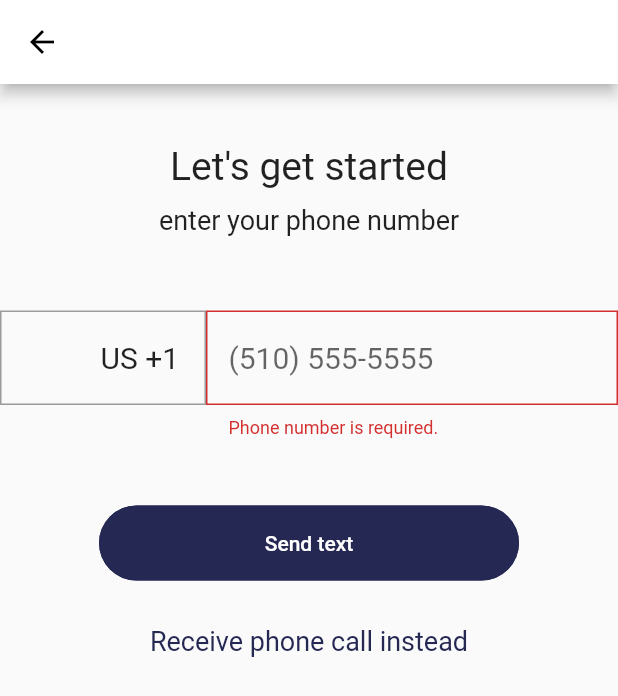
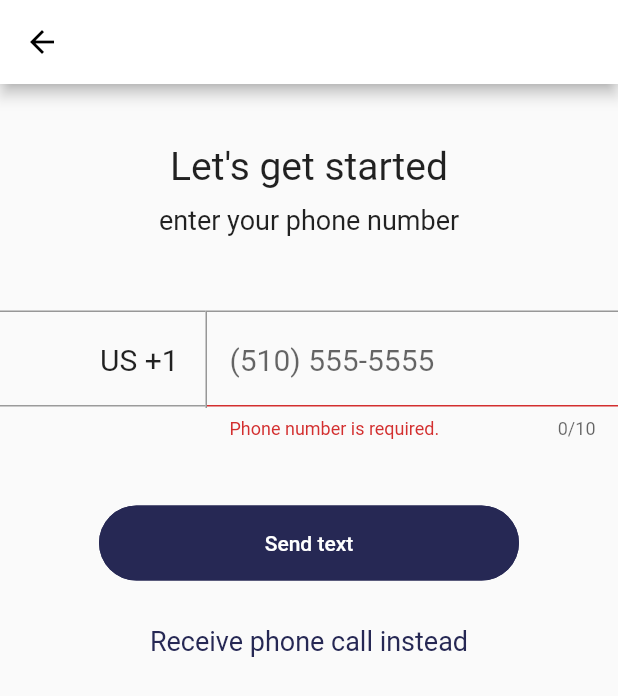
Before and after one commit to ekayy/alike_learning, a Flutter app: the SignUpPhoneScreen screen opened by its route, after a tap on "Send text", on a phone screen of 412 x 824 dp. Shown: the top 696 px of the screen. Run offline on Flutter 3.47's test engine with Material 2 defaults, Android fonts, the phone set to English and light mode, and no system bars; our stand-ins replace email_validator, flutter_masked_text, flutter_svg, pin_code_text_field.

Commit message:
Extract phone and country code inputs into own widgets

```diff
--- /dev/null
+++ b/lib/src/auth/input/country_code_input.dart
@@ -0,0 +1,51 @@
+import 'package:flutter/material.dart';
+
+class CountryCodeInput extends StatelessWidget {
+  final TextAlign textAlign;
+  final TextInputType keyboardType;
+  final Function onPress;
+  final TextEditingController controller;
+
+  const CountryCodeInput({
+    this.textAlign,
+    @required this.keyboardType,
+    @required this.onPress,
+    @required this.controller,
+  });
+
+  @override
+  Widget build(BuildContext context) {
+    return Expanded(
+      flex: 1,
+      child: Container(
+        padding: EdgeInsets.zero,
+        decoration: BoxDecoration(
+          border: Border(
+            top: const BorderSide(width: 1, color: Color(0xFF979797)),
+          ),
+        ),
+        child: TextFormField(
+          keyboardType: keyboardType,
+          controller: controller,
+          readOnly: true,
+          showCursor: false,
+          textAlign: textAlign,
+          decoration: InputDecoration(
+            focusedBorder: UnderlineInputBorder(
+              borderSide: const BorderSide(
+                width: 1,
+                color: const Color(0xFF979797),
+              ),
+            ),
+            contentPadding:
+                const EdgeInsets.only(left: 15, bottom: 20, top: 20, right: 15),
+          ),
+          style: const TextStyle(
+            fontSize: 20.0,
+          ),
+          onTap: this.onPress,
+        ),
+      ),
+    );
+  }
+}
--- /dev/null
+++ b/lib/src/auth/input/phone_input.dart
@@ -0,0 +1,64 @@
+import 'package:flutter/material.dart';
+import 'package:flutter/services.dart';
+
+class PhoneInput extends StatelessWidget {
+  final TextAlign textAlign;
+  final TextInputType keyboardType;
+  final Function onPress;
+  final TextEditingController controller;
+
+  const PhoneInput({
+    this.textAlign,
+    @required this.keyboardType,
+    @required this.onPress,
+    @required this.controller,
+  });
+
+  @override
+  Widget build(BuildContext context) {
+    return Expanded(
+      flex: 2,
+      child: Container(
+        padding: EdgeInsets.zero,
+        decoration: BoxDecoration(
+          border: Border(
+            top: const BorderSide(
+              width: 1,
+              color: Color(0xFF979797),
+            ),
+          ),
+        ),
+        child: TextFormField(
+          keyboardType: keyboardType,
+          controller: controller,
+          decoration: InputDecoration(
+            hintText: '(510) 555-5555',
+            focusedBorder: const UnderlineInputBorder(
+              borderSide: BorderSide(
+                width: 1,
+                color: const Color(0xFF979797),
+              ),
+            ),
+            contentPadding:
+                const EdgeInsets.only(left: 15, bottom: 20, top: 20, right: 15),
+          ),
+          inputFormatters: [WhitelistingTextInputFormatter.digitsOnly],
+          maxLength: 10,
+          validator: (String value) {
+            if (value.isEmpty) {
+              return 'Phone number is required.';
+            }
+            if (value.length < 10) {
+              return 'Phone number too short.';
+            }
+            return null;
+          },
+          style: const TextStyle(
+            fontSize: 20.0,
+          ),
+          onTap: this.onPress,
+        ),
+      ),
+    );
+  }
+}
--- a/lib/src/auth/sign_up_phone_screen.dart
+++ b/lib/src/auth/sign_up_phone_screen.dart
@@ -1,3 +1,5 @@
+import 'package:alike_learning/src/auth/input/country_code_input.dart';
+import 'package:alike_learning/src/auth/input/phone_input.dart';
 import 'package:flutter/cupertino.dart';
 import 'package:flutter/material.dart';
 import 'package:alike_learning/src/common/button.dart';
@@ -31,73 +33,25 @@ class _SignUpPhoneScreenState extends State<SignUpPhoneScreen> {
         child: Row(
           crossAxisAlignment: CrossAxisAlignment.start,
           children: <Widget>[
-            Expanded(
-              child: TextFormField(
+            CountryCodeInput(
+              controller: _phoneIsoController,
               keyboardType: TextInputType.number,
-                controller: _phoneIsoController,
-                readOnly: true,
-                showCursor: false,
               textAlign: TextAlign.right,
-                decoration: InputDecoration(
-                  hintText: 'US +1',
-                  border: OutlineInputBorder(
-                    borderSide: const BorderSide(
-                        width: 1, color: Color.fromRGBO(151, 151, 151, 1.0)),
-                    borderRadius: BorderRadius.zero,
-                  ),
-                  focusedBorder: OutlineInputBorder(
-                    borderSide: const BorderSide(
-                        width: 1, color: Color.fromRGBO(151, 151, 151, 1.0)),
-                    borderRadius: BorderRadius.zero,
-                  ),
-                  contentPadding: const EdgeInsets.only(
-                      left: 15, bottom: 20, top: 20, right: 15),
-                ),
-                style: const TextStyle(
-                  fontSize: 20.0,
-                ),
-                onTap: () {
+              onPress: () {
                 setState(() => {showPicker = true});
               },
             ),
+            Container(
+              height: 65,
+              width: 1,
+              color: const Color(0xFF979797),
             ),
-            Expanded(
-              flex: 2,
-              child: TextFormField(
+            PhoneInput(
+              controller: _phoneController,
               keyboardType: TextInputType.number,
-                  controller: _phoneController,
-                  decoration: InputDecoration(
-                    hintText: '(510) 555-5555',
-                    border: OutlineInputBorder(
-                      borderSide: const BorderSide(
-                          width: 1, color: Color.fromRGBO(151, 151, 151, 1.0)),
-                      borderRadius: BorderRadius.zero,
-                    ),
-                    focusedBorder: OutlineInputBorder(
-                      borderSide: const BorderSide(
-                          width: 1, color: Color.fromRGBO(151, 151, 151, 1.0)),
-                      borderRadius: BorderRadius.zero,
-                    ),
-                    // errorBorder: InputBorder.none,
-                    contentPadding: const EdgeInsets.only(
-                        left: 15, bottom: 20, top: 20, right: 15),
-                  ),
-                  inputFormatters: [WhitelistingTextInputFormatter.digitsOnly],
-                  validator: (String value) {
-                    if (value.isEmpty) {
-                      return 'Phone number is required.';
-                    }
-                    if (value.length < 10) {
-                      return 'Phone number too short.';
-                    }
-                    return null;
+              onPress: () {
+                setState(() => {showPicker = false});
               },
-                  style: const TextStyle(
-                    fontSize: 20.0,
-                  ),
-                  onTap: () {
-                    setState(() => {showPicker = false});
-                  }),
             ),
           ],
         ),
@@ -164,8 +118,7 @@ class _SignUpPhoneScreenState extends State<SignUpPhoneScreen> {
     return Scaffold(
       appBar: AppBar(),
       body: Center(
-        child: Column(
-          mainAxisAlignment: MainAxisAlignment.spaceBetween,
+        child: ListView(
           children: <Widget>[
             Column(
               children: [
@@ -246,6 +199,8 @@ class _SignUpPhoneScreenState extends State<SignUpPhoneScreen> {
 
   @override
   void dispose() {
+    _phoneIsoController?.dispose();
+    _phoneController?.dispose();
     _pinController?.dispose();
     super.dispose();
   }
```
Lines whose indentation alone changed are shown as unchanged.
